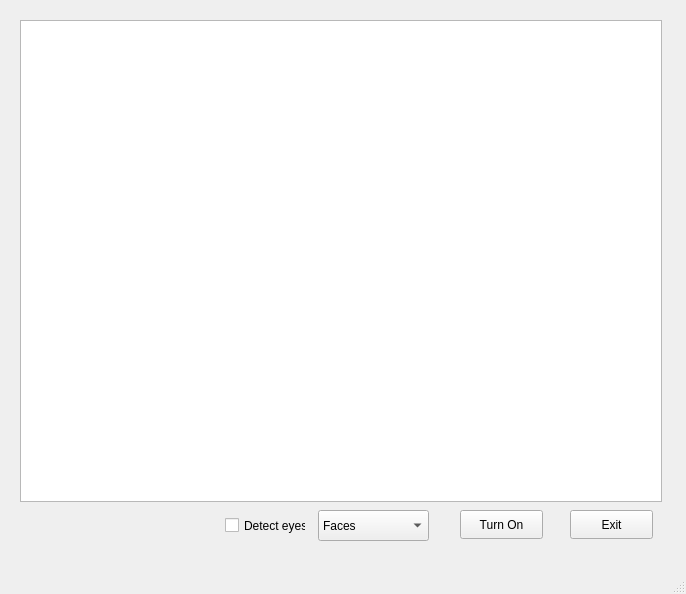
patrasc-george/DetectionApp, file src/GUI/mainwindow.ui: the form before one commit.
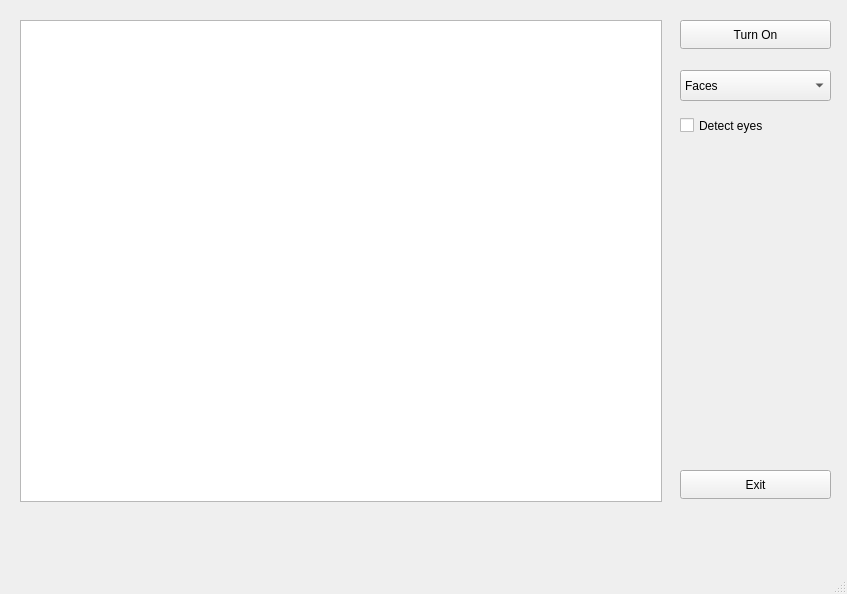
The form after the commit.

Commit message: the buttons are now in a vertical sidebar

Patch:
```diff
--- a/src/GUI/mainwindow.ui
+++ b/src/GUI/mainwindow.ui
@@ -6,7 +6,7 @@
    <rect>
     <x>0</x>
     <y>0</y>
-    <width>686</width>
+    <width>847</width>
     <height>594</height>
    </rect>
   </property>
@@ -17,9 +17,9 @@
    <widget class="QPushButton" name="Exit">
     <property name="geometry">
      <rect>
-      <x>570</x>
-      <y>510</y>
-      <width>83</width>
+      <x>680</x>
+      <y>470</y>
+      <width>151</width>
       <height>29</height>
      </rect>
     </property>
@@ -40,9 +40,9 @@
    <widget class="QPushButton" name="OnOff">
     <property name="geometry">
      <rect>
-      <x>460</x>
-      <y>510</y>
-      <width>83</width>
+      <x>680</x>
+      <y>20</y>
+      <width>151</width>
       <height>29</height>
      </rect>
     </property>
@@ -59,9 +59,9 @@
    <widget class="QComboBox" name="detectorsList">
     <property name="geometry">
      <rect>
-      <x>318</x>
-      <y>510</y>
-      <width>111</width>
+      <x>680</x>
+      <y>70</y>
+      <width>151</width>
       <height>31</height>
      </rect>
     </property>
@@ -82,9 +82,9 @@
    <widget class="QCheckBox" name="eyesCheckBox">
     <property name="geometry">
      <rect>
-      <x>225</x>
-      <y>510</y>
-      <width>81</width>
+      <x>680</x>
+      <y>110</y>
+      <width>151</width>
       <height>31</height>
      </rect>
     </property>
```
Left out of the diff: 2 changed lines with no effect on the pictures.
